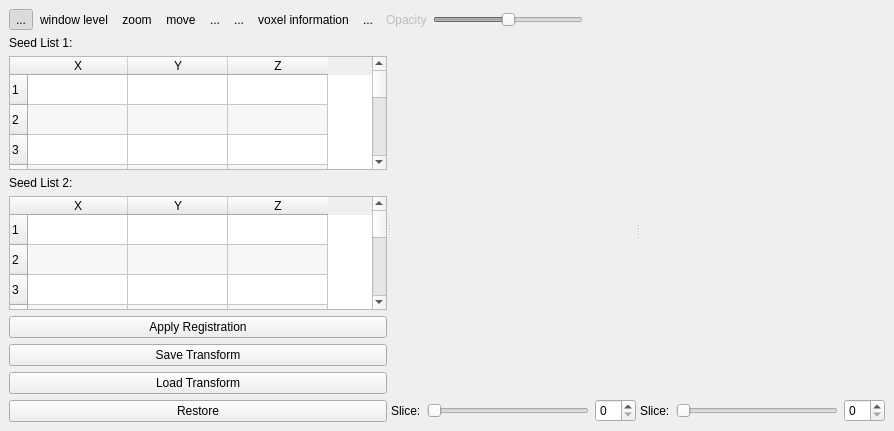
starviewer-medical/starviewer, file starviewer/src/extensions/playground/landmarkregistration/qlandmarkregistrationextensionbase.ui: the form before one commit.
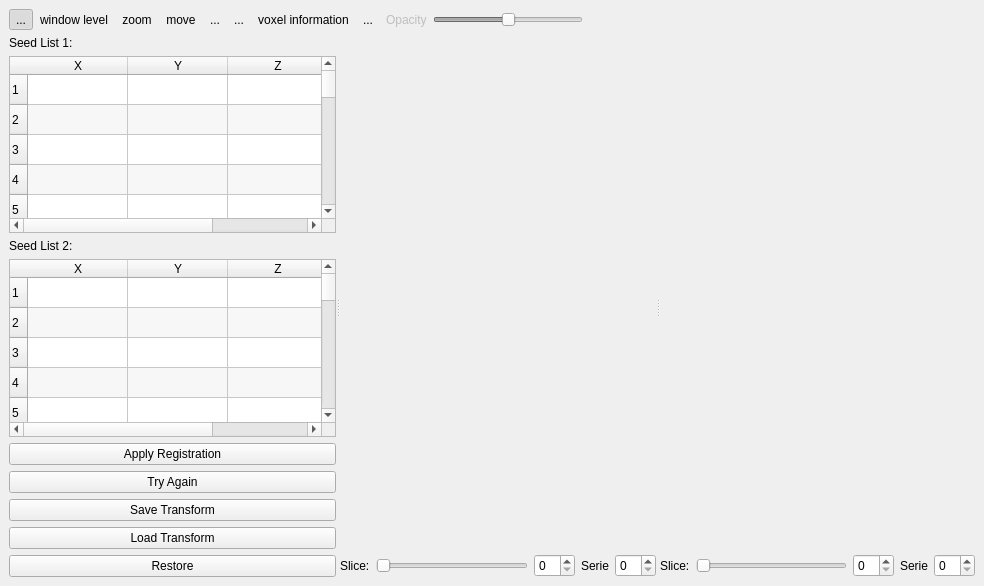
The form after the commit. Icons and pictures are not drawn. Custom widgets are drawn as their Qt base class.

Commit message: ENH: Principalment s'ha adaptat l'extensió per tal de poder treballar amb series

What changed in the file:
```diff
--- a/starviewer/src/extensions/playground/landmarkregistration/qlandmarkregistrationextensionbase.ui
+++ b/starviewer/src/extensions/playground/landmarkregistration/qlandmarkregistrationextensionbase.ui
@@ -8,14 +8,14 @@
    <rect>
     <x>0</x>
     <y>0</y>
-    <width>894</width>
-    <height>431</height>
+    <width>984</width>
+    <height>586</height>
    </rect>
   </property>
   <property name="windowTitle" >
    <string>Form</string>
   </property>
-  <layout class="QHBoxLayout" >
+  <layout class="QVBoxLayout" >
    <property name="margin" >
     <number>9</number>
    </property>
@@ -408,6 +408,13 @@
            </property>
           </widget>
          </item>
+         <item>
+          <widget class="QPushButton" name="m_tryAgainPushButton" >
+           <property name="text" >
+            <string>Try Again</string>
+           </property>
+          </widget>
+         </item>
          <item>
           <widget class="QPushButton" name="m_savePushButton" >
            <property name="text" >
@@ -486,6 +493,26 @@
             <item>
              <widget class="QSpinBox" name="m_sliceSpinBox" />
             </item>
+            <item>
+             <layout class="QHBoxLayout" >
+              <property name="margin" >
+               <number>0</number>
+              </property>
+              <property name="spacing" >
+               <number>6</number>
+              </property>
+              <item>
+               <widget class="QLabel" name="m_seriesLabel" >
+                <property name="text" >
+                 <string>Serie</string>
+                </property>
+               </widget>
+              </item>
+              <item>
+               <widget class="QSpinBox" name="m_seriesSpinBox" />
+              </item>
+             </layout>
+            </item>
            </layout>
           </item>
          </layout>
@@ -499,7 +526,7 @@
            <number>6</number>
           </property>
           <item>
-           <widget class="udg::Q2DViewer" name="m_2DView_2" >
+           <widget class="udg::Q2DViewer" native="1" name="m_2DView_2" >
             <property name="sizePolicy" >
              <sizepolicy>
               <hsizetype>7</hsizetype>
@@ -541,6 +568,26 @@
             <item>
              <widget class="QSpinBox" name="m_sliceSpinBox_2" />
             </item>
+            <item>
+             <layout class="QHBoxLayout" >
+              <property name="margin" >
+               <number>0</number>
+              </property>
+              <property name="spacing" >
+               <number>6</number>
+              </property>
+              <item>
+               <widget class="QLabel" name="m_seriesLabel_2" >
+                <property name="text" >
+                 <string>Serie</string>
+                </property>
+               </widget>
+              </item>
+              <item>
+               <widget class="QSpinBox" name="m_seriesSpinBox_2" />
+              </item>
+             </layout>
+            </item>
            </layout>
           </item>
          </layout>
```
Left out of the diff: 8 changed lines with no effect on the pictures. The commit also changes 3 other files.
